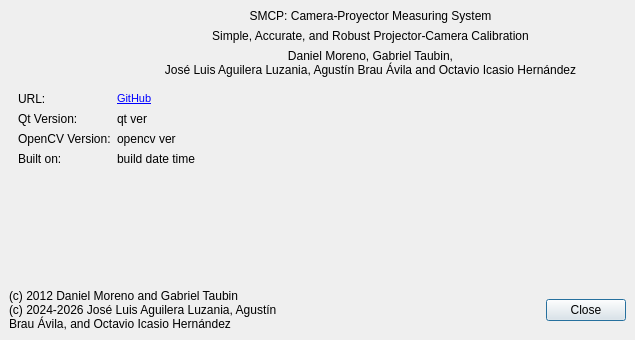
Above: src/ui/AboutDialog.ui from JoseLuis-AL/SMCP before the change. Below: the same form after it.
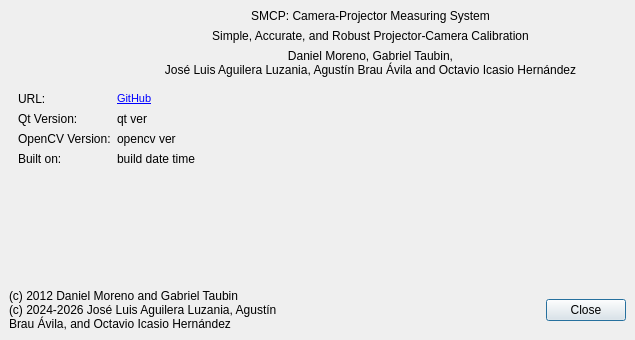
That is the form after the change. Icons and pictures are not drawn.

The edit to the form file:
```diff
--- a/src/ui/AboutDialog.ui
+++ b/src/ui/AboutDialog.ui
@@ -55,7 +55,7 @@
        <item>
         <widget class="QLabel" name="title_label">
          <property name="text">
-          <string>SMCP: Camera-Proyector Measuring System</string>
+          <string>SMCP: Camera-Projector Measuring System</string>
          </property>
          <property name="alignment">
           <set>Qt::AlignCenter</set>
```
